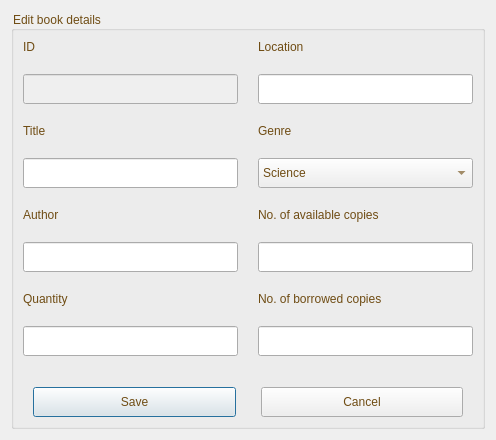
Before: the Qt Designer form editbook.ui in NadaSulaiman01/Library_management_system, drawn with Qt 5.
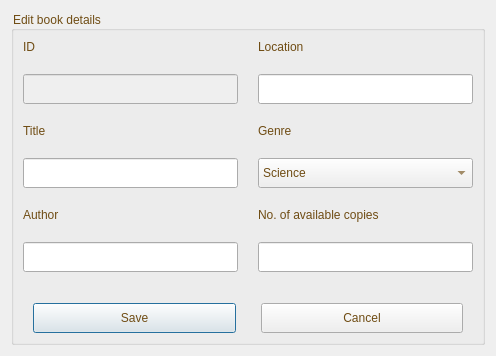
After: the same form once the commit is applied.

What changed in the file:
```diff
--- a/editbook.ui
+++ b/editbook.ui
@@ -120,31 +120,6 @@
             </property>
            </widget>
           </item>
-          <item>
-           <widget class="QLabel" name="label_9">
-            <property name="styleSheet">
-             <string notr="true">color:rgb(111, 76, 19);
-font: 14pt &quot;Segoe UI&quot;;</string>
-            </property>
-            <property name="text">
-             <string>Quantity</string>
-            </property>
-           </widget>
-          </item>
-          <item>
-           <widget class="QLineEdit" name="lineEdit_quantity">
-            <property name="minimumSize">
-             <size>
-              <width>0</width>
-              <height>30</height>
-             </size>
-            </property>
-            <property name="styleSheet">
-             <string notr="true">color:rgb(111, 76, 19);
-font: 12pt &quot;Segoe UI&quot;;</string>
-            </property>
-           </widget>
-          </item>
          </layout>
         </item>
         <item>
@@ -260,34 +235,7 @@
            </widget>
           </item>
           <item>
-           <widget class="QLineEdit" name="lineEdit_av">
-            <property name="minimumSize">
-             <size>
-              <width>0</width>
-              <height>30</height>
-             </size>
-            </property>
-            <property name="styleSheet">
-             <string notr="true">color:rgb(111, 76, 19);
-font: 12pt &quot;Segoe UI&quot;;</string>
-            </property>
-           </widget>
-          </item>
-          <item>
-           <widget class="QLabel" name="label_13">
-            <property name="styleSheet">
-             <string notr="true">color:rgb(111, 76, 19);
-font: 14pt &quot;Segoe UI&quot;;
-
-</string>
-            </property>
-            <property name="text">
-             <string>No. of borrowed copies</string>
-            </property>
-           </widget>
-          </item>
-          <item>
-           <widget class="QLineEdit" name="lineEdit_borrow">
+           <widget class="QLineEdit" name="lineEdit_quantity">
             <property name="minimumSize">
              <size>
               <width>0</width>
```
